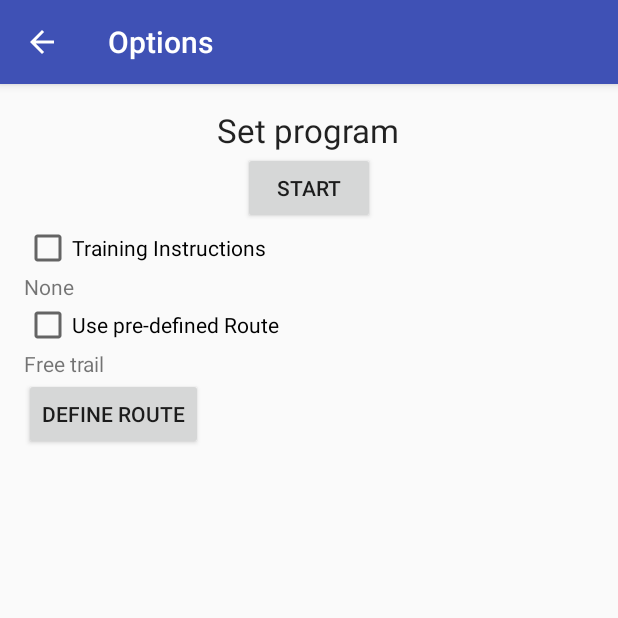
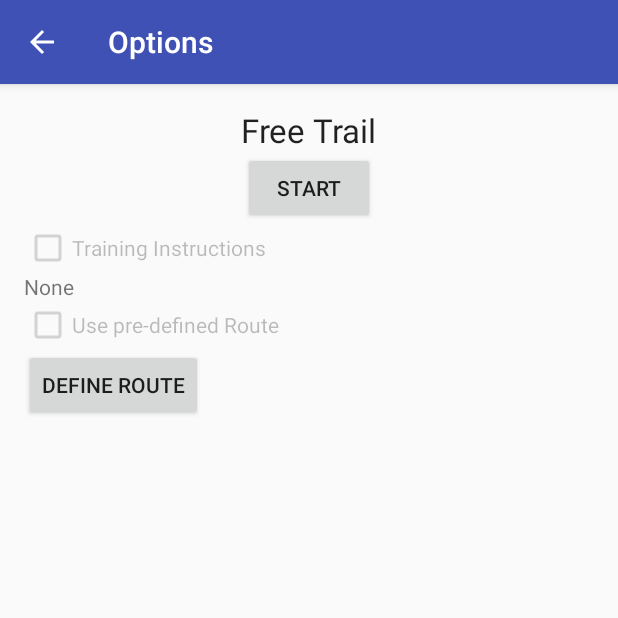
Before and after one commit to BestTrail-Soft/fat, an Android app: the OptionsActivity screen opened directly, with no data from a screen before it, on a phone screen of 412 x 824 dp, the top half of it. Run offline under Robolectric (Android 15) with nearby library versions, the phone set to English and light mode, and no system bars.

Commit message:
Options reworked to disable non-existent things

```diff
--- a/app/src/main/java/sk/besttrailsoft/fat/OptionsActivity.java
+++ b/app/src/main/java/sk/besttrailsoft/fat/OptionsActivity.java
@@ -16,6 +16,7 @@ import android.view.View;
 import android.widget.AdapterView;
 import android.widget.AdapterView.AdapterContextMenuInfo;
 import android.widget.ArrayAdapter;
+import android.widget.Button;
 import android.widget.CheckBox;
 import android.widget.CompoundButton;
 import android.widget.ListView;
@@ -40,6 +41,7 @@ public class OptionsActivity extends AppCompatActivity {
     private TextView trainingInstructionsTextView = null;
     private CheckBox defineRouteCheckBox = null;
     private TextView routeTextView = null;
+    private Button defineRouteButton;
 
     @Override
     protected void onCreate(Bundle savedInstanceState) {
@@ -53,10 +55,12 @@ public class OptionsActivity extends AppCompatActivity {
         }
         getSupportActionBar().setDisplayHomeAsUpEnabled(true);
         trainingInstructionsCheckBox = (CheckBox) findViewById(R.id.trainingInstructionsCheckBox);
+        trainingInstructionsCheckBox.setEnabled(new ProgramManager(getApplicationContext()).programsExist());
         trainingInstructionsTextView = (TextView) findViewById(R.id.trainingInstructionsTextView);
         defineRouteCheckBox = (CheckBox) findViewById(R.id.defineRouteCheckBox);
-        routeTextView = (TextView) findViewById(R.id.definedRoureTextView);
-
+        defineRouteCheckBox.setEnabled(new RouteManager(getApplicationContext()).doPredefinedRoutesExist());
+        routeTextView = (TextView) findViewById(R.id.textView2);
+        defineRouteButton = (Button) findViewById(R.id.button2);
         trainingInstructionsCheckBox
                 .setOnCheckedChangeListener(new CompoundButton.OnCheckedChangeListener() {
                                                 @Override
@@ -157,7 +161,17 @@ public class OptionsActivity extends AppCompatActivity {
     protected void onActivityResult(int requestCode, int resultCode, Intent data) {
         if (resultCode == Activity.RESULT_OK && requestCode == PICK_PLACES_REQUEST) {
             places.clear();
-            places.addAll(data.getStringArrayListExtra("places"));
+            ArrayList<String> newPlaces = data.getStringArrayListExtra("places");
+            if (newPlaces.isEmpty() || newPlaces.get(0) == null || newPlaces.get(0).isEmpty() ){
+                routeTextView.setText("Free Trail");
+                places.addAll(new ArrayList<String>());
+            }
+            else{
+
+                routeTextView.setText("Defined Route");
+                places.addAll(newPlaces);
+            }
+
             placesAdapter.notifyDataSetChanged();
         }
     }
@@ -180,11 +194,13 @@ public class OptionsActivity extends AppCompatActivity {
     }
 
     public void onDefineRouteUnchecked() {
+        defineRouteButton.setEnabled(true);
         routeTextView.setText("Free trail");
         reloadPlacesList(new ArrayList<String>());
     }
 
     public void onDefinedRouteChecked() {
+        defineRouteButton.setEnabled(false);
         final RouteManager routeManager = new RouteManager(getApplicationContext());
         final String[] routes = routeManager.getAllRoutesNames();
         if(routes != null && routes.length > 0) {
--- a/app/src/main/java/sk/besttrailsoft/fat/program/ProgramManager.java
+++ b/app/src/main/java/sk/besttrailsoft/fat/program/ProgramManager.java
@@ -38,6 +38,11 @@ public class ProgramManager {
     public String[] getAllProgramsNames(){
 
         return fileHelper.getFilesNamesFromDirectory(DIRECTORY);
+    }
+
+    public boolean programsExist(){
+
+        return 0 < getAllProgramsNames().length;
     }
 
     public void createProgram(Program program) throws IOException {
--- a/app/src/main/java/sk/besttrailsoft/fat/route/RouteManager.java
+++ b/app/src/main/java/sk/besttrailsoft/fat/route/RouteManager.java
@@ -34,6 +34,11 @@ public class RouteManager {
     public String[] getAllRoutesNames(){
 
         return fileHelper.getFilesNamesFromDirectory(DIRECTORY);
+    }
+
+    public boolean doPredefinedRoutesExist(){
+
+        return 0 < fileHelper.getFilesNamesFromDirectory(DIRECTORY).length;
     }
 
     public void createRoute(Route route) throws IOException {
--- a/app/src/main/res/layout/content_options.xml
+++ b/app/src/main/res/layout/content_options.xml
@@ -13,7 +13,7 @@
         android:layout_width="wrap_content"
         android:layout_height="wrap_content"
         android:textAppearance="?android:attr/textAppearanceLarge"
-        android:text="Set program"
+        android:text="Free Trail"
         android:id="@+id/textView2"
         android:layout_alignParentTop="true"
         android:layout_centerHorizontal="true" />
@@ -56,25 +56,15 @@
         android:layout_alignParentLeft="true"
         android:layout_alignParentStart="true" />
 
-    <TextView
-        android:layout_width="wrap_content"
-        android:layout_height="wrap_content"
-        android:textAppearance="?android:attr/textAppearanceSmall"
-        android:text="Free trail"
-        android:id="@+id/definedRoureTextView"
-        android:layout_below="@+id/defineRouteCheckBox"
-        android:layout_alignLeft="@+id/trainingInstructionsTextView"
-        android:layout_alignStart="@+id/trainingInstructionsTextView" />
-
     <Button
         android:layout_width="wrap_content"
         android:layout_height="wrap_content"
         android:text="Define route"
         android:id="@+id/button2"
-        android:layout_below="@+id/definedRoureTextView"
         android:layout_alignParentLeft="true"
         android:layout_alignParentStart="true"
-        android:onClick="onAddPlaceClick" />
+        android:onClick="onAddPlaceClick"
+        android:layout_below="@+id/defineRouteCheckBox" />
 
     <ListView
         android:layout_width="wrap_content"
```
Also changed, not shown: 1 other file.
